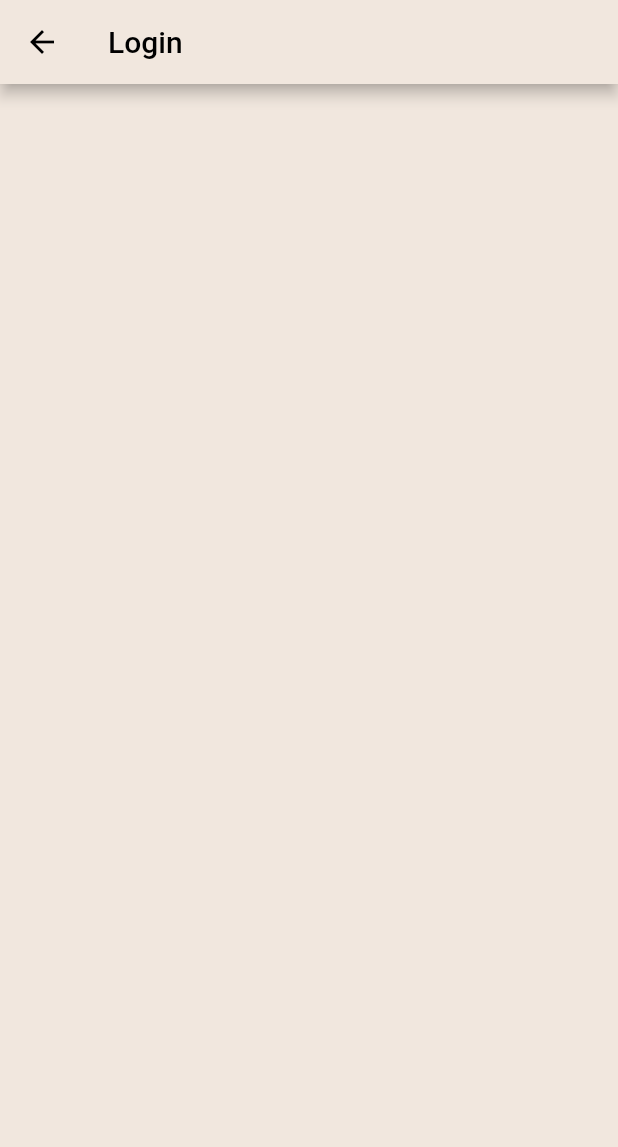
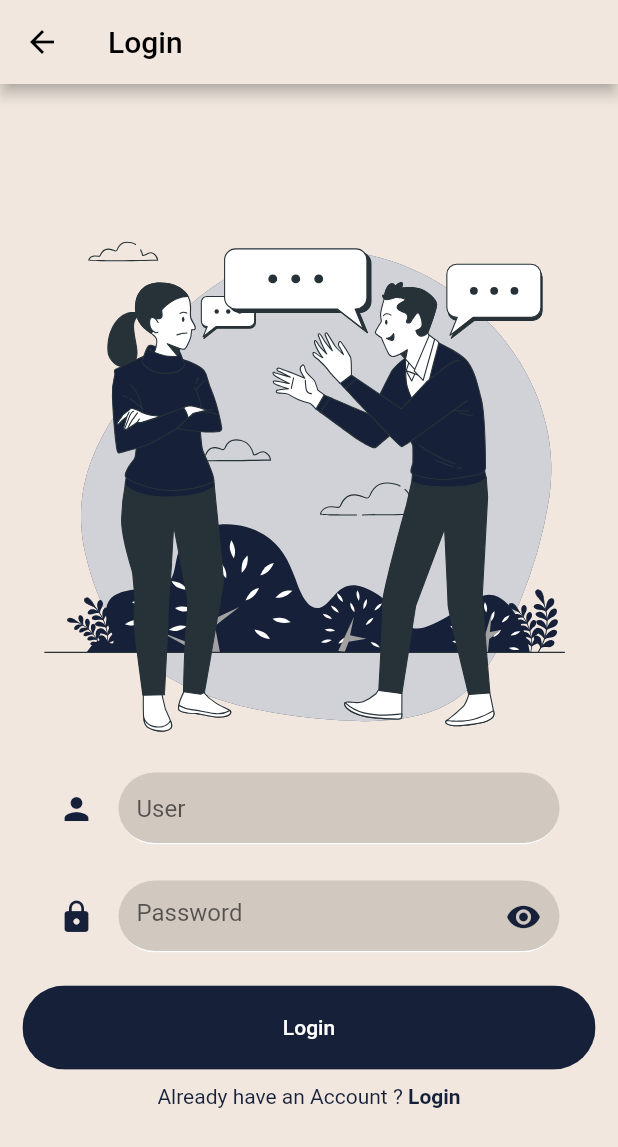
Before and after one commit to KinnaGt/E-Commerce, a Flutter app: the WelcomeScreen screen opened directly, after a tap on "Login", on a phone screen of 412 x 824 dp. Shown: the top 1147 px of the screen. Run offline on Flutter 3.47's test engine with Material 2 defaults, Android fonts, the phone set to English and light mode, and no system bars; our stand-ins replace flutter_svg, google_fonts.

Commit message:
add login UI

```diff
--- a/lib/components/already_have_account.dart
+++ b/lib/components/already_have_account.dart
@@ -17,13 +17,13 @@ class AlreadyHaveAnAccountCheck extends StatelessWidget {
       mainAxisAlignment: MainAxisAlignment.center,
       children: <Widget>[
         Text(
-          login ? "Don’t have an Account ? " : "Already have an Account ? ",
+          login ? "Already have an Account ? " : 'Don’t have an Account ?',
           style:const TextStyle(color: Color(accent)),
         ),
         GestureDetector(
           onTap: () => press(),
           child: Text(
-            login ? "Sign Up" : "Login",
+            login ? "Login" : "Sign Up",
             style: const TextStyle(
               color: Color(accent),
               fontWeight: FontWeight.bold,
--- a/lib/components/rounded_button.dart
+++ b/lib/components/rounded_button.dart
@@ -18,7 +18,7 @@ class RoundedButton extends StatelessWidget {
   Widget build(BuildContext context) {
     Size size = MediaQuery.of(context).size;
     return Container(
-      margin: EdgeInsets.symmetric(vertical: 10),
+      margin: const EdgeInsets.symmetric(vertical: 10),
       width: size.width * 0.8,
       child: ClipRRect(
         borderRadius: BorderRadius.circular(29),
--- a/lib/screens/login.dart
+++ b/lib/screens/login.dart
@@ -1,11 +1,16 @@
 import 'package:flutter/material.dart';
+import 'package:flutter_svg/svg.dart';
 
+import '../components/already_have_account.dart';
+import '../components/rounded_button.dart';
+import '../constants/theme.dart';
 
 class LoginScreen extends StatelessWidget {
   const LoginScreen({Key? key}) : super(key: key);
 
   @override
   Widget build(BuildContext context) {
+    double height = MediaQuery.of(context).size.height;
     return Scaffold(
         appBar: AppBar(
           title: const Text('Login'),
@@ -14,6 +19,87 @@ class LoginScreen extends StatelessWidget {
             onPressed: () => {Navigator.pop(context)},
           ),
         ),
-        body: Column(children: []));
+        body: Center(
+          child: ListView(
+              shrinkWrap: true,
+              padding: const EdgeInsets.all(15.0),
+              children: [
+                SizedBox(
+                  width: double.infinity,
+                  height: height / 2 - 50,
+                  child: SvgPicture.asset(
+                    'assets/images/mansplaining.svg',
+                    fit: BoxFit.scaleDown,
+                  ),
+                ),
+                _userForm(),
+                _passwordForm(),
+                const Spacer(),
+                RoundedButton(text: 'Login', press: () => {}),
+                AlreadyHaveAnAccountCheck(press: () => {}),
+                const Spacer()
+              ]),
+        ));
+  }
+
+  Widget _userForm() {
+    return Padding(
+        padding: const EdgeInsets.symmetric(horizontal: 24, vertical: 12),
+        child: TextFormField(
+          autofocus: false,
+          decoration: InputDecoration(
+            icon: const Icon(
+              Icons.person,
+              color: Color(accent),
+            ),
+            filled: true,
+            fillColor: const Color(backAccent),
+            hintText: 'User',
+            focusedBorder: OutlineInputBorder(
+              borderSide: const BorderSide(color: Colors.white),
+              borderRadius: BorderRadius.circular(25.7),
+            ),
+            enabledBorder: UnderlineInputBorder(
+              borderSide: const BorderSide(color: Colors.white),
+              borderRadius: BorderRadius.circular(25.7),
+            ),
+          ),
+        ));
+  }
+
+  Widget _passwordForm() {
+    return Padding(
+      padding: const EdgeInsets.symmetric(horizontal: 24, vertical: 12),
+      child: TextFormField(
+        decoration: InputDecoration(
+          hintText: "Password",
+          icon: const Icon(
+            Icons.lock,
+            color: Color(accent),
+          ),
+          suffixIcon: const Icon(
+            Icons.visibility,
+            color: Color(accent),
+          ),
+          filled: true,
+          fillColor: const Color(backAccent),
+          focusedBorder: OutlineInputBorder(
+            borderSide: const BorderSide(color: Colors.white),
+            borderRadius: BorderRadius.circular(25.7),
+          ),
+          enabledBorder: UnderlineInputBorder(
+            borderSide: const BorderSide(color: Colors.white),
+            borderRadius: BorderRadius.circular(25.7),
+          ),
+        ),
+        obscureText: true,
+        validator: (value) {
+          if (value!.isEmpty) {
+            return 'Enter your password';
+          }
+          return null;
+        },
+      ),
+    );
   }
 }
--- a/lib/screens/sign_in.dart
+++ b/lib/screens/sign_in.dart
@@ -1,8 +1,10 @@
+import 'package:ecommerce/components/already_have_account.dart';
 import 'package:flutter/material.dart';
 import 'package:flutter_svg/svg.dart';
 
 import '../components/rounded_button.dart';
 import '../constants/theme.dart';
+import 'login.dart';
 
 class SignInScreen extends StatelessWidget {
   const SignInScreen({Key? key}) : super(key: key);
@@ -22,7 +24,7 @@ class SignInScreen extends StatelessWidget {
         child: ListView(
             shrinkWrap: true,
             padding: const EdgeInsets.all(15.0),
-            children:[
+            children: [
               SizedBox(
                 width: double.infinity,
                 height: height / 2 - 100,
@@ -36,8 +38,20 @@ class SignInScreen extends StatelessWidget {
               _passwordForm(),
               const Spacer(),
               RoundedButton(text: 'SIGN IN', press: () => {}),
+              AlreadyHaveAnAccountCheck(press: () => _navigateToLogin(context)),
               const Spacer()
             ]),
+      ),
+    );
+  }
+
+  _navigateToLogin(context) {
+    Navigator.push(
+      context,
+      MaterialPageRoute(
+        builder: (context) {
+          return const LoginScreen();
+        },
       ),
     );
   }
@@ -48,7 +62,6 @@ class SignInScreen extends StatelessWidget {
         child: TextFormField(
           autofocus: false,
           decoration: InputDecoration(
-
             icon: const Icon(
               Icons.person,
               color: Color(accent),
@@ -104,13 +117,12 @@ class SignInScreen extends StatelessWidget {
     );
   }
 
-  Widget _emailForm(){
+  Widget _emailForm() {
     return Padding(
         padding: const EdgeInsets.symmetric(horizontal: 24, vertical: 12),
         child: TextFormField(
           autofocus: false,
           decoration: InputDecoration(
-
             icon: const Icon(
               Icons.mail,
               color: Color(accent),
--- a/lib/screens/welcome.dart
+++ b/lib/screens/welcome.dart
@@ -42,7 +42,7 @@ class WelcomeScreen extends StatelessWidget {
           ),
           const Spacer(),
           RoundedButton(text: 'SIGN IN',press: () => _navigateToSignIn(context)),
-          AlreadyHaveAnAccountCheck(press: () => _navigateToLogin(context),login: false,),
+          AlreadyHaveAnAccountCheck(press: () => _navigateToLogin(context),),
           const Spacer()
         ],
       )
```
Also changed, not shown: 1 other file. Lines whose indentation alone changed are shown as unchanged.
